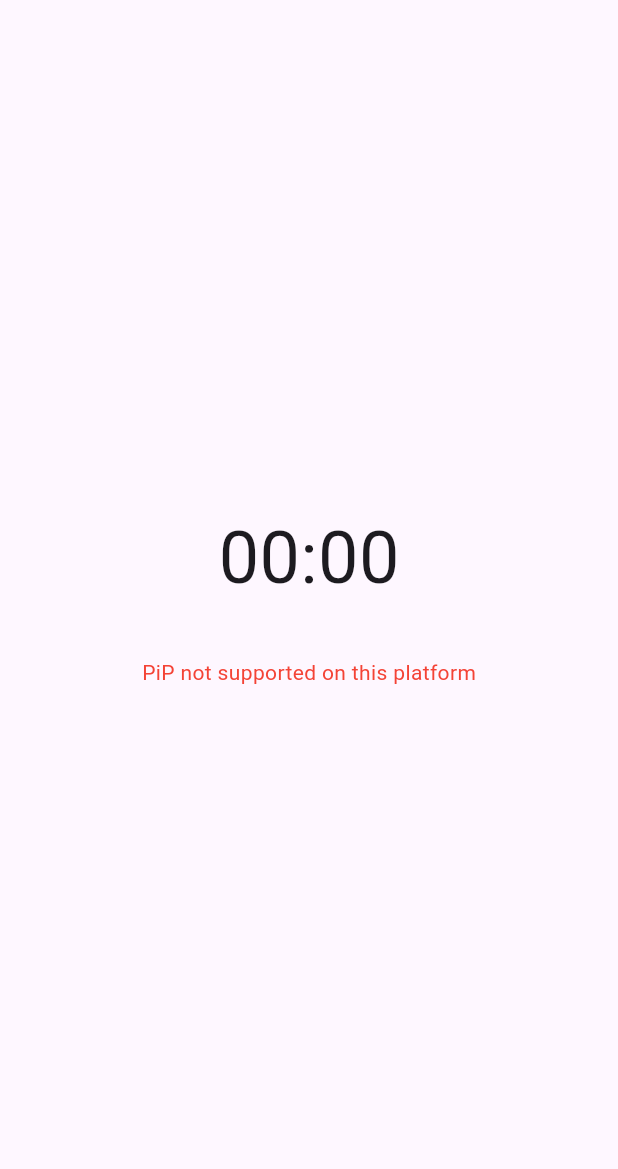
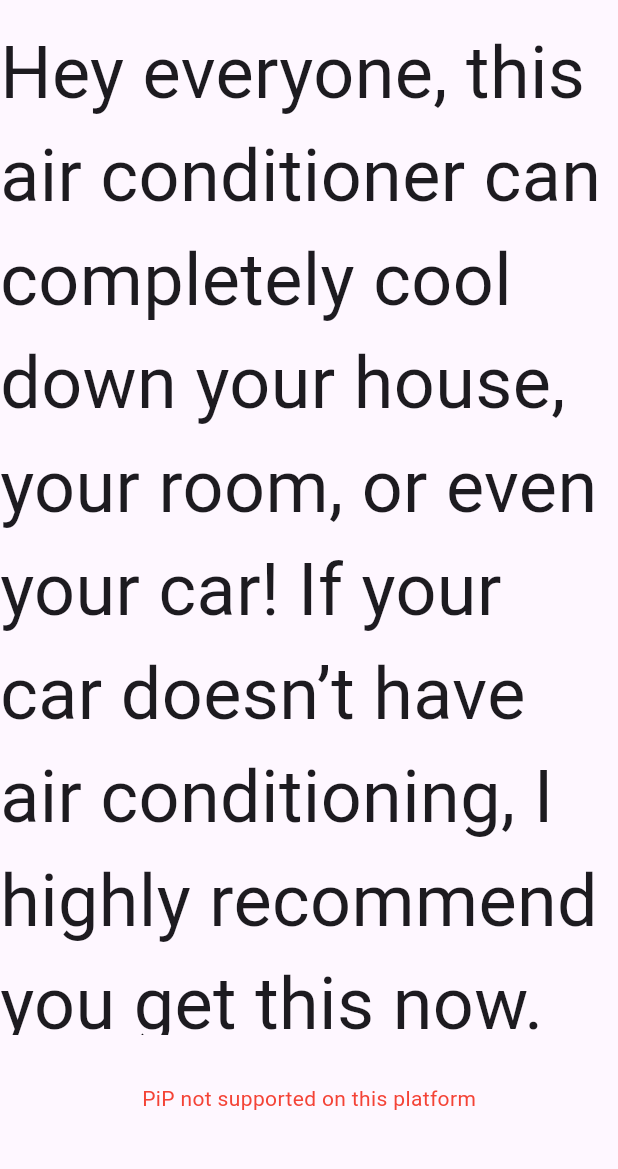
Before and after one commit to sunbird89629/pip_plugin, a Flutter app: the screen it shows after launch, on a phone screen of 412 x 824 dp, the part 63-1232 px from its top. Run offline on Flutter 3.47's test engine with Material 3 defaults, Android fonts, the light colour scheme and no system bars; our stand-ins replace plugin_platform_interface, web; missing offline and left inert: dart:js_interop, simple_pip_mode.

Commit message:
before scroll

```diff
--- a/example/lib/main.dart
+++ b/example/lib/main.dart
@@ -1,5 +1,7 @@
 import 'dart:async';
+
 import 'package:flutter/material.dart';
+import 'package:pip_plugin/pip_configuration.dart';
 import 'package:pip_plugin/pip_plugin.dart';
 import 'package:pip_plugin/text_pip_widget.dart';
 
@@ -28,10 +30,13 @@ class _PipTimerPageState extends State<PipTimerPage> {
   final PipPlugin _plugin = PipPlugin();
   final Stopwatch _stopwatch = Stopwatch();
   Timer? _timer;
-  String _time = '00:00';
+  final String _time = '00:00';
   bool _pipStarted = false;
   bool _isSupported = false;
   late final StreamSubscription<bool> _pipStatusSub;
+
+  final voiceScript =
+      "Hey everyone, this air conditioner can completely cool down your house, your room, or even your car! If your car doesn’t have air conditioning, I highly recommend you get this now. It’s super easy to use—just add water, press two buttons, and it starts cooling down quickly. You can use it in your room, outdoors, in the car, or on the go. Plus, it’s really convenient to carry and can run continuously for two days. It drains quickly with just one charge. So, I suggest you grab one now!Hey everyone, this air conditioner can completely cool down your house, your room, or even your car! If your car doesn’t have air conditioning, I highly recommend you get this now. It’s super easy to use—just add water, press two buttons, and it starts cooling down quickly. You can use it in your room, outdoors, in the car, or on the go. Plus, it’s really convenient to carry and can run continuously for two days. It drains quickly with just one charge. So, I suggest you grab one now!";
 
   @override
   void initState() {
@@ -53,23 +58,26 @@ class _PipTimerPageState extends State<PipTimerPage> {
     final supported = await _plugin.isPipSupported();
     setState(() => _isSupported = supported);
     if (supported) {
-      await _plugin.setupPip();
+      await _plugin.setupPip(
+        configuration: PipConfiguration.initial.copyWith(
+          textColor: Colors.red,
+        ),
+      );
     }
   }
-
-  void _startTimer() {
-    _stopwatch.start();
-    _timer = Timer.periodic(const Duration(seconds: 1), (_) {
-      final elapsed = _stopwatch.elapsed;
-      setState(() {
-        _time = '${elapsed.inMinutes.toString().padLeft(2, '0')}:'
-            '${(elapsed.inSeconds % 60).toString().padLeft(2, '0')}';
-      });
-      if (_pipStarted) {
-        _plugin.updateText(_time);
-      }
-    });
-  }
+  // void _startTimer() {
+  //   _stopwatch.start();
+  //   _timer = Timer.periodic(const Duration(seconds: 1), (_) {
+  //     final elapsed = _stopwatch.elapsed;
+  //     setState(() {
+  //       _time = '${elapsed.inMinutes.toString().padLeft(2, '0')}:'
+  //           '${(elapsed.inSeconds % 60).toString().padLeft(2, '0')}';
+  //     });
+  //     if (_pipStarted) {
+  //       _plugin.updateText('aaaa${_time}bbbb');
+  //     }
+  //   });
+  // }
 
   void _stopTimer() {
     _stopwatch.stop();
@@ -78,11 +86,12 @@ class _PipTimerPageState extends State<PipTimerPage> {
   }
 
   Future<void> _startPip() async {
-    await _plugin.updateText(_time);
+    // await _plugin.updateText(_time);
+    await _plugin.updateText(voiceScript);
     final started = await _plugin.startPip();
     if (started) {
       setState(() => _pipStarted = true);
-      _startTimer();
+      // _startTimer();
     } else {
       _showSnackBar('Failed to start PiP');
     }
@@ -118,7 +127,12 @@ class _PipTimerPageState extends State<PipTimerPage> {
           child: Column(
             mainAxisAlignment: MainAxisAlignment.center,
             children: [
-              Text(_time, style: const TextStyle(fontSize: 48)),
+              Expanded(
+                child: Text(
+                  voiceScript,
+                  style: const TextStyle(fontSize: 48),
+                ),
+              ),
               const SizedBox(height: 32),
               if (_isSupported)
                 ElevatedButton(
@@ -126,8 +140,13 @@ class _PipTimerPageState extends State<PipTimerPage> {
                   child: Text(_pipStarted ? 'Stop PiP' : 'Start PiP'),
                 )
               else
-                const Text('PiP not supported on this platform',
-                    style: TextStyle(color: Colors.red)),
+                const Text(
+                  'PiP not supported on this platform',
+                  style: TextStyle(color: Colors.red),
+                ),
+              const SizedBox(
+                height: 40,
+              ),
             ],
           ),
         ),
```
Also changed, not shown: example/pubspec.lock, 5 other files.
